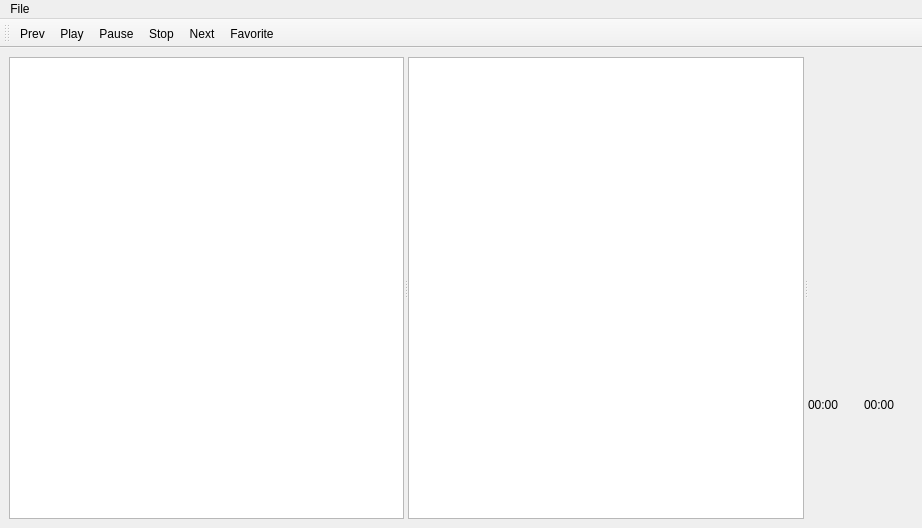
This is desktop.ui in hrw/modland-player as Qt 5 draws it before an edit. The edited form follows.
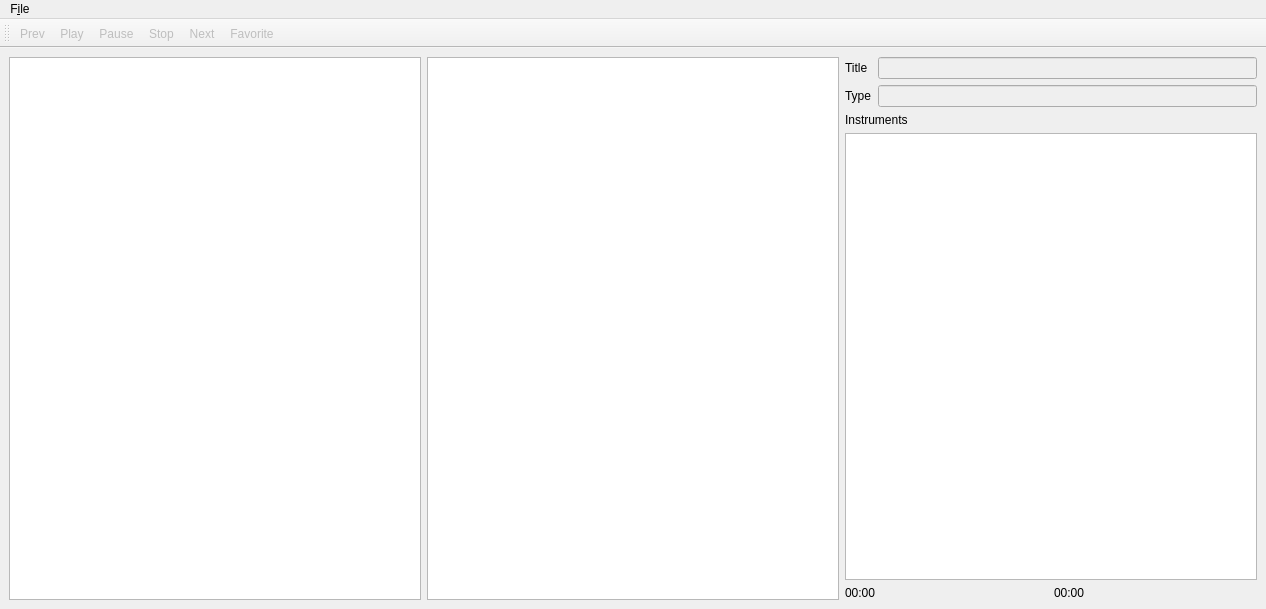
This is the edited form.

Commit message: proper module info + instruments

```diff
--- a/desktop.ui
+++ b/desktop.ui
@@ -6,30 +6,78 @@
    <rect>
     <x>0</x>
     <y>0</y>
-    <width>922</width>
-    <height>528</height>
+    <width>1266</width>
+    <height>609</height>
    </rect>
   </property>
   <property name="windowTitle">
    <string>Modland Player</string>
   </property>
   <widget class="QWidget" name="centralwidget">
-   <layout class="QGridLayout" name="gridLayout">
+   <layout class="QGridLayout" name="gridLayout_2">
     <item row="0" column="0">
-     <widget class="QSplitter" name="splitter">
-      <property name="orientation">
-       <enum>Qt::Horizontal</enum>
-      </property>
-      <widget class="QListWidget" name="AuthorsList"/>
-      <widget class="QListWidget" name="SongsList"/>
-      <widget class="QWidget" name="layoutWidget">
-       <layout class="QVBoxLayout" name="verticalLayout">
+     <layout class="QHBoxLayout" name="horizontalLayout">
+      <item>
+       <widget class="QListWidget" name="AuthorsList"/>
+      </item>
+      <item>
+       <widget class="QListWidget" name="SongsList"/>
+      </item>
+      <item>
+       <layout class="QVBoxLayout" name="verticalLayout_2">
         <item>
-         <widget class="QLabel" name="TitleLabel">
-          <property name="text">
-           <string/>
-          </property>
-         </widget>
+         <layout class="QGridLayout" name="gridLayout">
+          <item row="0" column="0">
+           <widget class="QLabel" name="TitleLabel">
+            <property name="text">
+             <string>Title</string>
+            </property>
+           </widget>
+          </item>
+          <item row="0" column="1">
+           <widget class="QLineEdit" name="TitleInfo">
+            <property name="enabled">
+             <bool>false</bool>
+            </property>
+           </widget>
+          </item>
+          <item row="1" column="0">
+           <widget class="QLabel" name="TypeLabel">
+            <property name="text">
+             <string>Type</string>
+            </property>
+           </widget>
+          </item>
+          <item row="1" column="1">
+           <widget class="QLineEdit" name="TypeInfo">
+            <property name="enabled">
+             <bool>false</bool>
+            </property>
+           </widget>
+          </item>
+         </layout>
+        </item>
+        <item>
+         <layout class="QVBoxLayout" name="verticalLayout">
+          <item>
+           <widget class="QLabel" name="label">
+            <property name="text">
+             <string>Instruments</string>
+            </property>
+           </widget>
+          </item>
+          <item>
+           <widget class="QTextBrowser" name="InstrumentsList">
+            <property name="font">
+             <font>
+              <family>Monospace</family>
+              <weight>50</weight>
+              <bold>false</bold>
+             </font>
+            </property>
+           </widget>
+          </item>
+         </layout>
         </item>
         <item>
          <layout class="QHBoxLayout" name="horizontalLayout_2">
@@ -50,8 +98,8 @@
          </layout>
         </item>
        </layout>
-      </widget>
-     </widget>
+      </item>
+     </layout>
     </item>
    </layout>
   </widget>
@@ -60,19 +108,22 @@
     <rect>
      <x>0</x>
      <y>0</y>
-     <width>922</width>
-     <height>21</height>
+     <width>1266</width>
+     <height>29</height>
     </rect>
    </property>
    <widget class="QMenu" name="menuFile">
     <property name="title">
-     <string>File</string>
+     <string>F&amp;ile</string>
     </property>
     <addaction name="actionExit"/>
    </widget>
    <addaction name="menuFile"/>
   </widget>
   <widget class="QToolBar" name="toolBar">
+   <property name="enabled">
+    <bool>false</bool>
+   </property>
    <property name="windowTitle">
     <string>toolBar</string>
    </property>
@@ -123,6 +174,9 @@
    </property>
   </action>
   <action name="actionFavorite">
+   <property name="enabled">
+    <bool>false</bool>
+   </property>
    <property name="text">
     <string>Favorite</string>
    </property>
```
Left out of the diff: 2 changed lines with no effect on the pictures. The commit also changes 2 other files.
